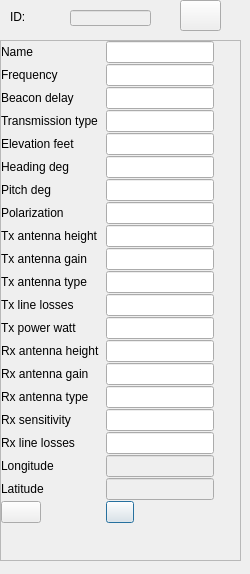
This is FGPropagationTool/groundstationform.ui in QDeltaSoft/qradiopredict as Qt 5 draws it before an edit. The edited form follows.
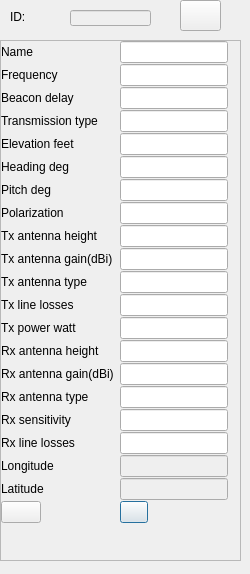
This is the edited form. Icons and pictures are not drawn.

Diff of the .ui file:
```diff
--- a/FGPropagationTool/groundstationform.ui
+++ b/FGPropagationTool/groundstationform.ui
@@ -152,7 +152,7 @@
       <item row="9" column="0">
        <widget class="QLabel" name="txAntennaGainLabel">
         <property name="text">
-         <string>Tx antenna gain</string>
+         <string>Tx antenna gain(dBi)</string>
         </property>
        </widget>
       </item>
@@ -202,7 +202,7 @@
       <item row="14" column="0">
        <widget class="QLabel" name="rxAntennaGainLabel">
         <property name="text">
-         <string>Rx antenna gain</string>
+         <string>Rx antenna gain(dBi)</string>
         </property>
        </widget>
       </item>
```
